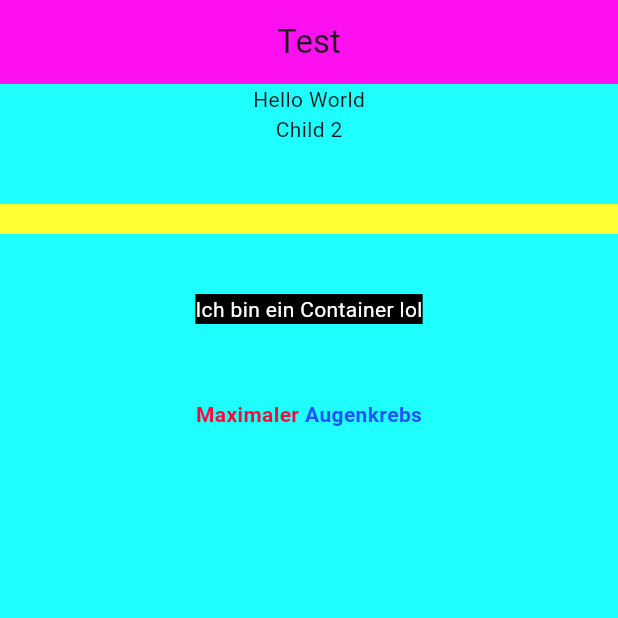
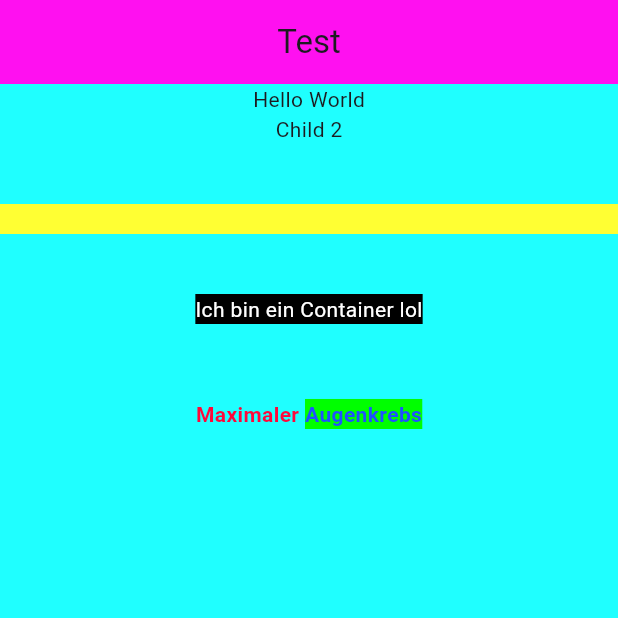
Before and after one commit to Selihei/my_first_project_ever, a Flutter app: the screen it shows after launch, on a phone screen of 412 x 824 dp, the top half of it. Run offline on Flutter 3.47's test engine with Material 3 defaults, Android fonts, the phone set to English and light mode, and no system bars.

Commit message:
Last changes

```diff
--- a/lib/main.dart
+++ b/lib/main.dart
@@ -30,7 +30,7 @@ class MainApp extends StatelessWidget {
                 mainAxisAlignment: MainAxisAlignment.center,
                 children: [
                   Text("Maximaler ", style: TextStyle(color: Color(0xFFFF073A), fontWeight: FontWeight.bold)),
-                  Text("Augenkrebs", style:  TextStyle(color: Color(0xFF1F51FF), fontWeight: FontWeight.bold))
+                  Text("Augenkrebs", style:  TextStyle(backgroundColor: 	Color(0xFF00FF00),color: Color(0xFF1F51FF), fontWeight: FontWeight.bold))
                 ],
               )
             ],)
```
